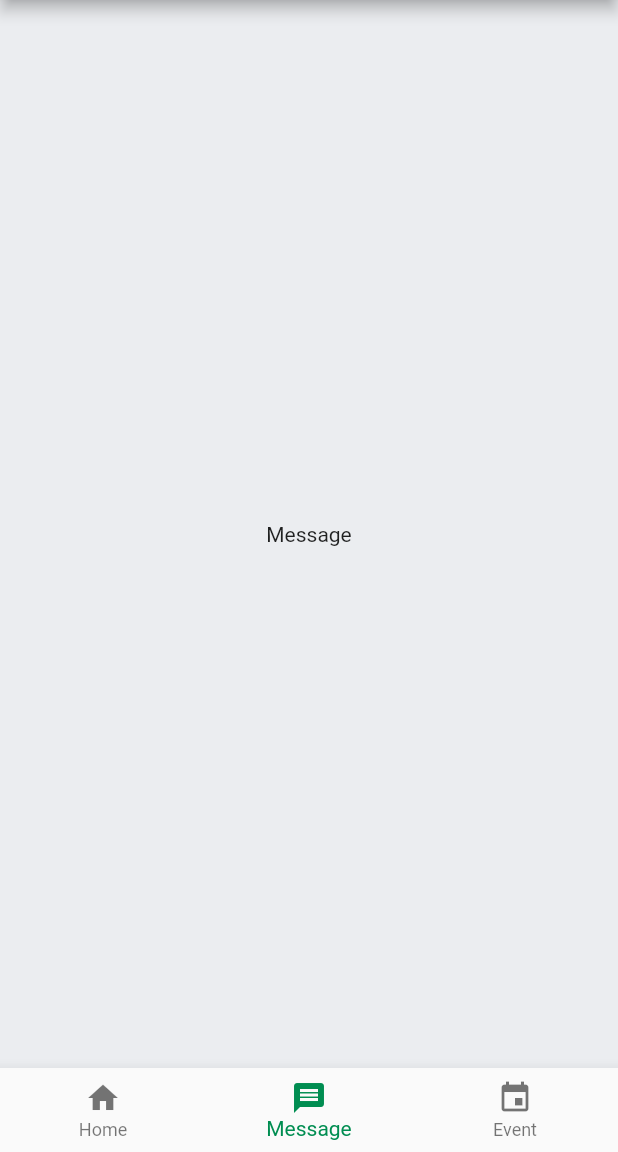
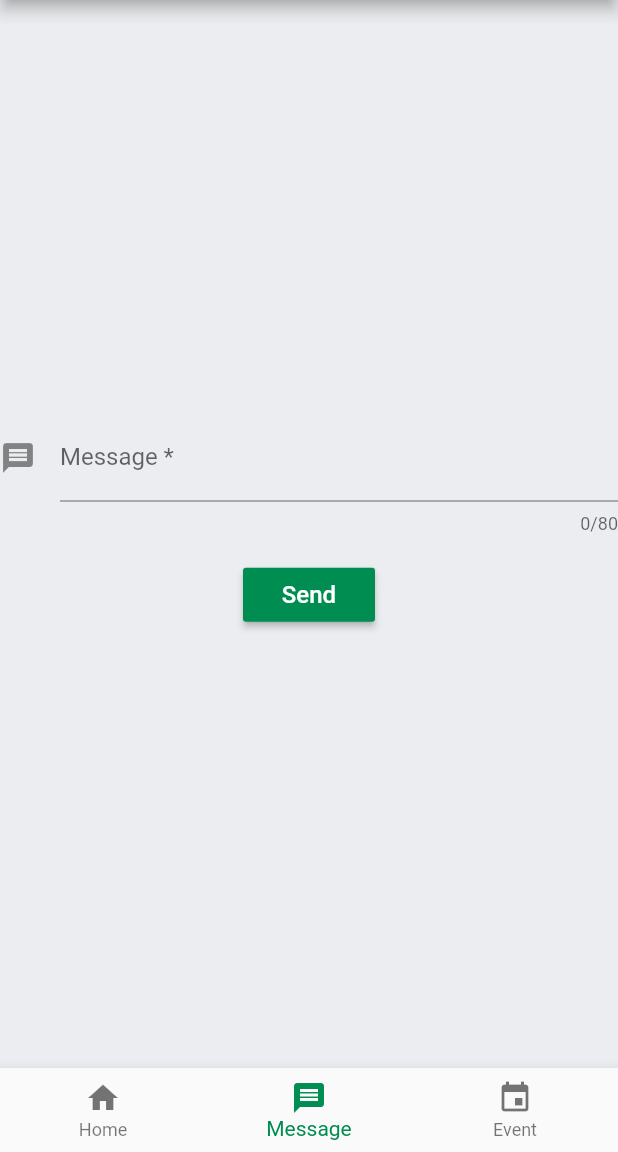
Before and after one commit to YemaneAbrha/Nasa-Admin, a Flutter app: the screen it shows after launch, item 2 of the bottom bar chosen, on a phone screen of 412 x 824 dp, the part 84-1236 px from its top. Run offline on Flutter 3.47's test engine with Material 2 defaults, Android fonts, the phone set to English and light mode, and no system bars.

```diff
--- a/lib/Presentation/body/message.dart
+++ b/lib/Presentation/body/message.dart
@@ -9,11 +9,54 @@ class MessagePage extends StatefulWidget {
 }
 
 class _MessagePageState extends State<MessagePage> {
+  final _formKey = GlobalKey<FormState>();
   @override
   Widget build(BuildContext context) {
-    return Container(
-      child: Center(
-        child: Text("Message"),
+    return Form(
+      key: _formKey,
+      child: Column(
+        crossAxisAlignment: CrossAxisAlignment.center,
+        mainAxisAlignment: MainAxisAlignment.center,
+        children: <Widget>[
+          TextFormField(
+            decoration: const InputDecoration(
+              icon: Icon(Icons.message),
+              labelText: "Message *",
+            ),
+            maxLength: 80,
+            validator: (value) {
+              if (value.isEmpty) {
+                return "Message must not empty";
+              }
+              if (value.length > 80 || value.length < 10) {
+                return "Enter Character b.n 10 and 80";
+              } else
+                return null;
+            },
+          ),
+          Padding(
+            padding: const EdgeInsets.symmetric(vertical: 16.0),
+            child: Align(
+              alignment: Alignment.bottomCenter,
+              child: RaisedButton(
+                child: Text(
+                  "Send",
+                  style: TextStyle(
+                    fontSize: 16,
+                    color: Colors.white,
+                  ),
+                ),
+                color: Color.fromRGBO(0, 141, 81, 1.0),
+                onPressed: () {
+                  if (_formKey.currentState.validate()) {
+                    Scaffold.of(context)
+                        .showSnackBar(SnackBar(content: Text('Processing...')));
+                  }
+                },
+              ),
+            ),
+          ),
+        ],
       ),
     );
   }
```
